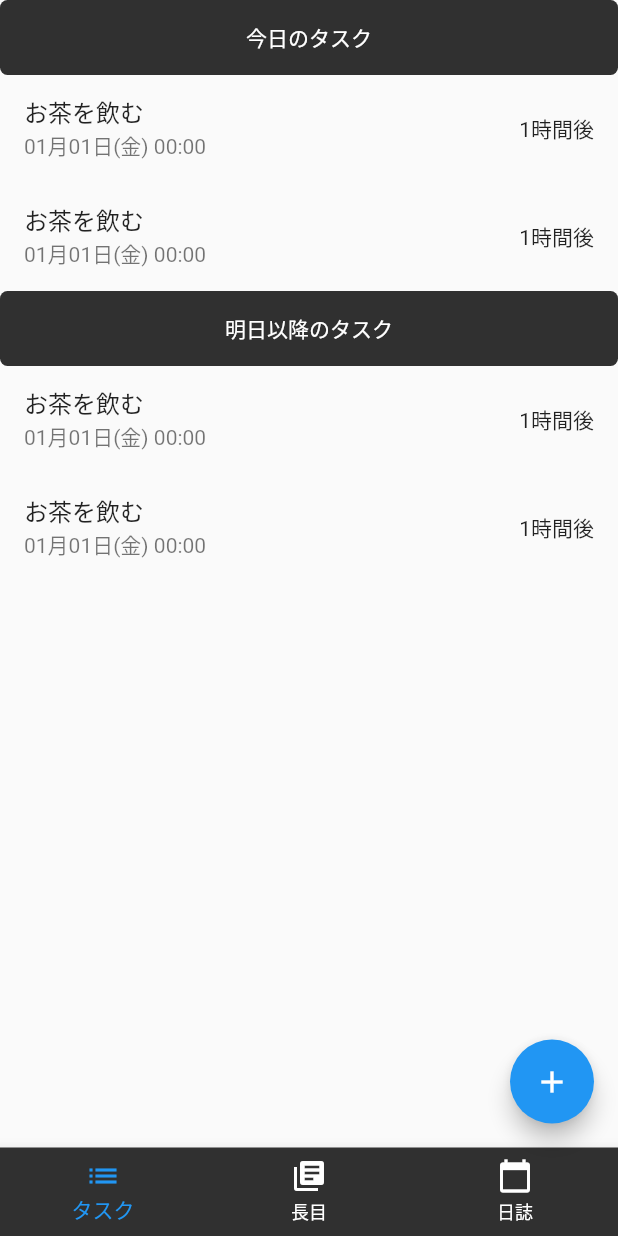
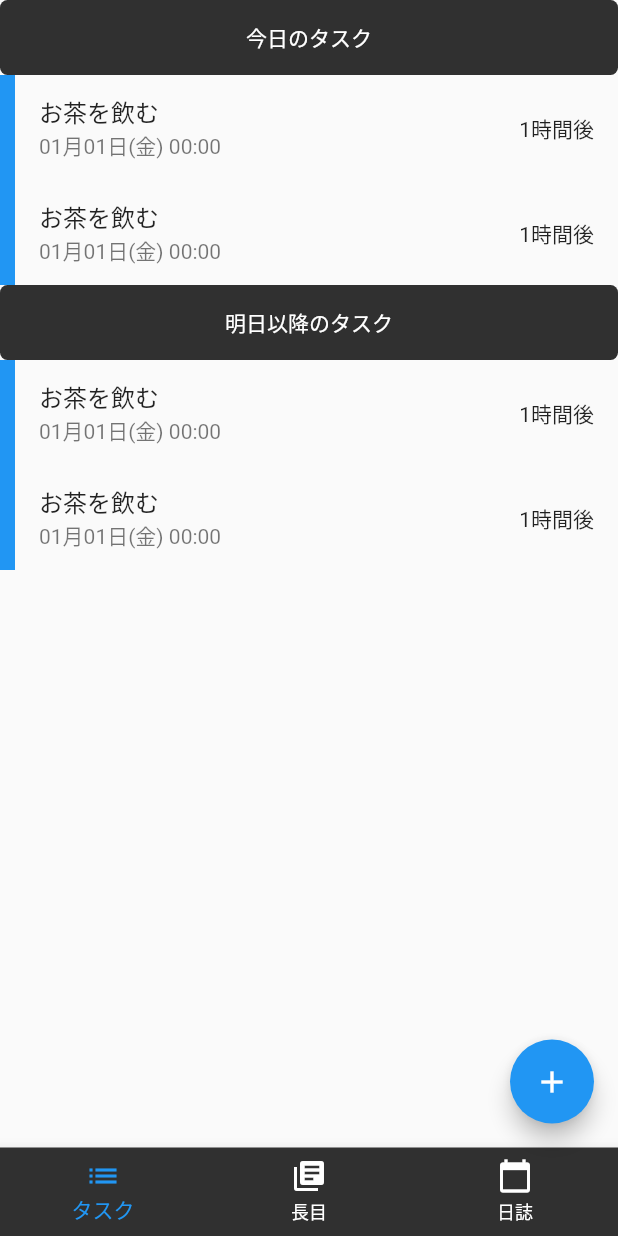
Before and after one commit to yoichiyy/taskapp2, a Flutter app: the screen it shows after launch, on a phone screen of 412 x 824 dp. Run offline on Flutter 3.47's test engine with Material 2 defaults, Android fonts, the phone set to English and light mode, and no system bars.

Commit message:
タスクの左側に色を付けるために、Rowで並べる 左側の色の高さが親要素に合わせるようになっているため、高さ固定の親要素を作る ListTileの横幅がが親要素に合わせるようになっているため、Expandedウィジェットで囲む

```diff
--- a/lib/pages/task_list.dart
+++ b/lib/pages/task_list.dart
@@ -38,10 +38,23 @@ class TaskList extends StatelessWidget {
   }
 
   Widget taskItem() {
-    return ListTile(
-      title: Text("お茶を飲む"),
-      subtitle: Text("01月01日(金) 00:00"),
-      trailing: Text("1時間後"),
+    return SizedBox(
+      height: 70,
+      child: Row(
+        children: [
+          Container(
+            constraints: BoxConstraints.expand(width: 10),
+            color: Colors.blue,
+          ),
+          Expanded(
+            child: ListTile(
+              title: Text("お茶を飲む"),
+              subtitle: Text("01月01日(金) 00:00"),
+              trailing: Text("1時間後"),
+            ),
+          ),
+        ],
+      ),
     );
   }
 }
```
